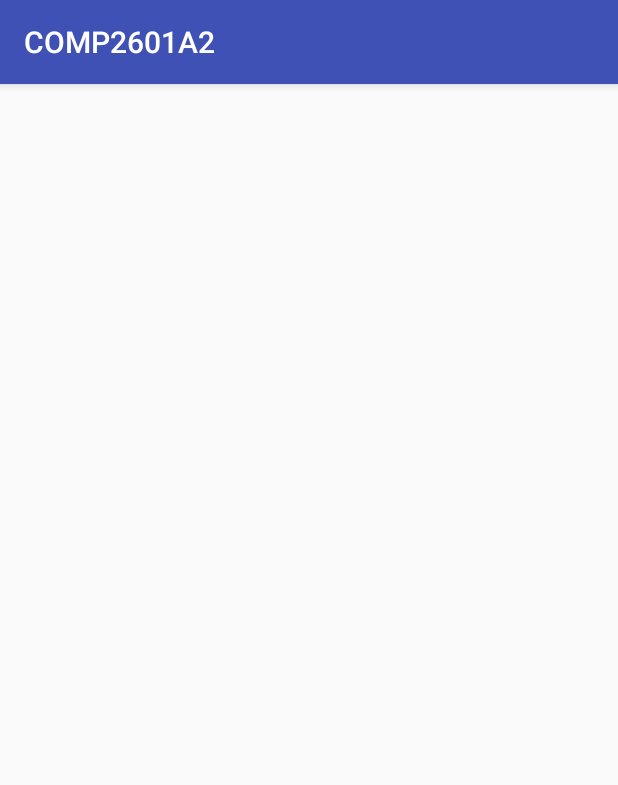
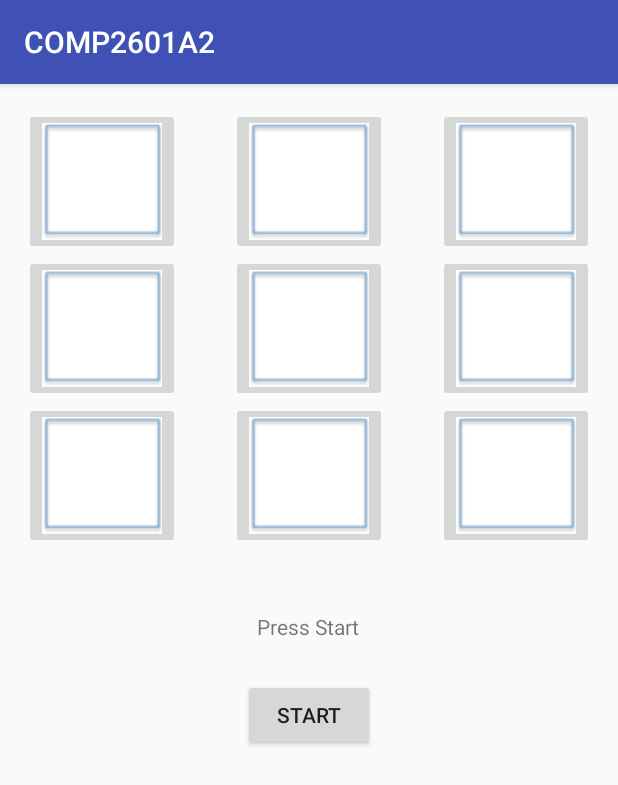
Before and after one commit to AveryVine/COMP2601A2, an Android app: the GameActivity screen opened directly, with no data from a screen before it, on a phone screen of 412 x 824 dp. Shown: the top 785 px of the screen. Run offline under Robolectric (Android 15) with nearby library versions, the phone set to English and light mode, and no system bars; 1 statement that could not run was skipped.

```diff
--- a/COMP2601A2/app/src/main/java/edu/carleton/COMP2601/comp2601a2/Fields.java
+++ b/COMP2601A2/app/src/main/java/edu/carleton/COMP2601/comp2601a2/Fields.java
@@ -4,6 +4,7 @@ public class Fields {
 	public static final String ID = "ID";
 	public static final String RECIPIENT = "RECIPIENT";
 	public static final String PLAY_STATUS = "PLAY_STATUS";
+	public static final String CHOICE = "CHOICE";
 	public static final String TYPE = "TYPE";
 	public static final String BODY = "BODY";
 	public static final String SEQ_ID = "SEQ_ID";
--- a/COMP2601A2/app/src/main/java/edu/carleton/COMP2601/comp2601a2/MessageReactor.java
+++ b/COMP2601A2/app/src/main/java/edu/carleton/COMP2601/comp2601a2/MessageReactor.java
@@ -62,6 +62,8 @@ public class MessageReactor {
                 @Override
                 public void handleEvent(Event event) {
                     System.out.println("Received MOVE_MESSAGE");
+                    Message message = convertEventToMessage(event);
+                    GameActivity.getInstance().moveMessage(message);
                 }
             });
             twr.register("GAME_OVER", new EventHandler() {
--- /dev/null
+++ b/COMP2601A2/app/src/main/res/layout/activity_game.xml
@@ -0,0 +1,104 @@
+<?xml version="1.0" encoding="utf-8"?>
+<RelativeLayout
+    xmlns:android="http://schemas.android.com/apk/res/android"
+    xmlns:app="http://schemas.android.com/apk/res-auto"
+    xmlns:tools="http://schemas.android.com/tools"
+    android:id="@+id/activity_main"
+    android:layout_width="match_parent"
+    android:layout_height="match_parent"
+    android:paddingLeft="@dimen/activity_horizontal_margin"
+    android:paddingRight="@dimen/activity_horizontal_margin"
+    android:paddingTop="@dimen/activity_vertical_margin"
+    android:paddingBottom="@dimen/activity_vertical_margin"
+    tools:context="edu.carleton.COMP2601.comp2601a2.GameActivity">
+
+    <ImageButton
+        android:layout_width="wrap_content"
+        android:layout_height="wrap_content"
+        app:srcCompat="@drawable/empty_button"
+        android:id="@+id/imageButton0"
+        android:layout_alignParentTop="true"
+        android:layout_alignParentStart="true" />
+
+    <ImageButton
+        android:layout_width="wrap_content"
+        android:layout_height="wrap_content"
+        app:srcCompat="@drawable/empty_button"
+        android:id="@+id/imageButton2"
+        android:layout_alignParentTop="true"
+        android:layout_alignParentEnd="true" />
+
+    <ImageButton
+        android:layout_width="wrap_content"
+        android:layout_height="wrap_content"
+        app:srcCompat="@drawable/empty_button"
+        android:id="@+id/imageButton5"
+        android:layout_above="@+id/imageButton8"
+        android:layout_alignParentEnd="true" />
+
+    <ImageButton
+        android:layout_width="wrap_content"
+        android:layout_height="wrap_content"
+        app:srcCompat="@drawable/empty_button"
+        android:id="@+id/imageButton1"
+        android:layout_alignParentTop="true"
+        android:layout_centerHorizontal="true" />
+
+    <ImageButton
+        android:layout_width="wrap_content"
+        android:layout_height="wrap_content"
+        app:srcCompat="@drawable/empty_button"
+        android:id="@+id/imageButton4"
+        android:layout_above="@+id/imageButton7"
+        android:layout_alignStart="@+id/imageButton1" />
+
+    <ImageButton
+        android:layout_width="wrap_content"
+        android:layout_height="wrap_content"
+        app:srcCompat="@drawable/empty_button"
+        android:id="@+id/imageButton3"
+        android:layout_below="@+id/imageButton0"
+        android:layout_alignParentStart="true" />
+
+    <ImageButton
+        android:layout_width="wrap_content"
+        android:layout_height="wrap_content"
+        app:srcCompat="@drawable/empty_button"
+        android:id="@+id/imageButton6"
+        android:layout_below="@+id/imageButton3"
+        android:layout_alignParentStart="true" />
+
+    <ImageButton
+        android:layout_width="wrap_content"
+        android:layout_height="wrap_content"
+        app:srcCompat="@drawable/empty_button"
+        android:id="@+id/imageButton7"
+        android:layout_below="@+id/imageButton3"
+        android:layout_alignStart="@+id/imageButton4" />
+
+    <ImageButton
+        android:layout_width="wrap_content"
+        android:layout_height="wrap_content"
+        app:srcCompat="@drawable/empty_button"
+        android:id="@+id/imageButton8"
+        android:layout_below="@+id/imageButton4"
+        android:layout_alignParentEnd="true" />
+
+    <TextView
+        android:text="Press button to start!"
+        android:layout_width="wrap_content"
+        android:layout_height="wrap_content"
+        android:layout_marginTop="42dp"
+        android:id="@+id/textView"
+        android:layout_below="@+id/imageButton7"
+        android:layout_centerHorizontal="true" />
+
+    <Button
+        android:text="Button"
+        android:layout_width="wrap_content"
+        android:layout_height="wrap_content"
+        android:layout_marginTop="25dp"
+        android:id="@+id/startButton"
+        android:layout_below="@+id/textView"
+        android:layout_centerHorizontal="true" />
+</RelativeLayout>
```
Also changed, not shown: COMP2601A2/app/src/main/java/edu/carleton/COMP2601/comp2601a2/Game.java (+2 -5 lines), COMP2601A2/app/src/main/java/edu/carleton/COMP2601/comp2601a2/GameActivity.java (+201 -133 lines), COMP2601A2/app/src/main/java/edu/carleton/COMP2601/comp2601a2/MainActivity.java (+10 -14 lines), COMP2601A2/app/src/main/res/values/strings.xml (+18 -1 lines).
